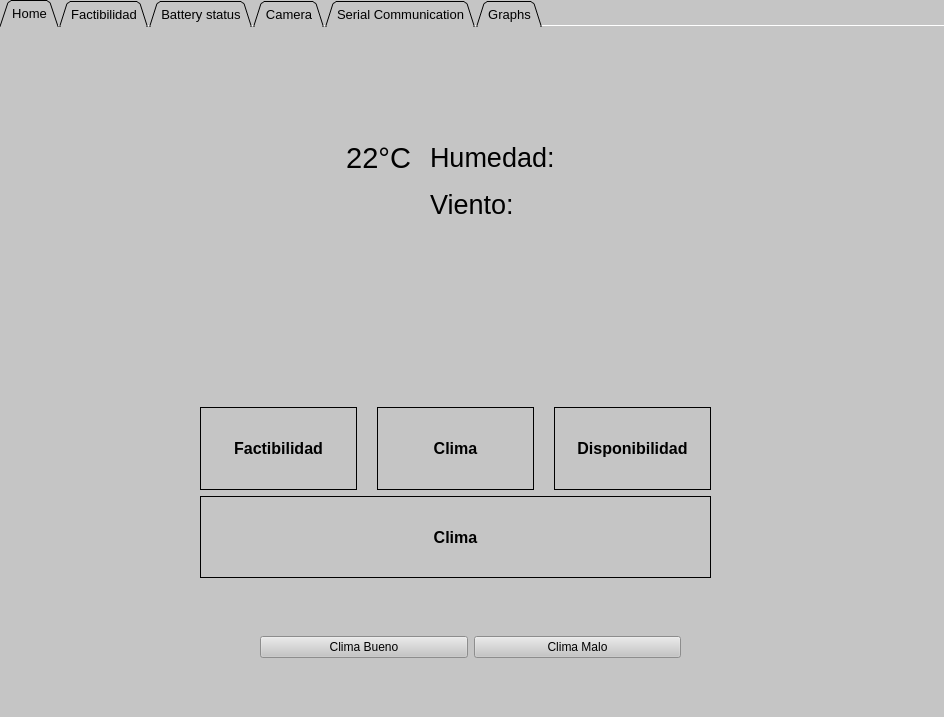
The window that HMI.ui (Dartherick/Proyecto2_Angelica) describes before a commit, drawn with Qt 5.
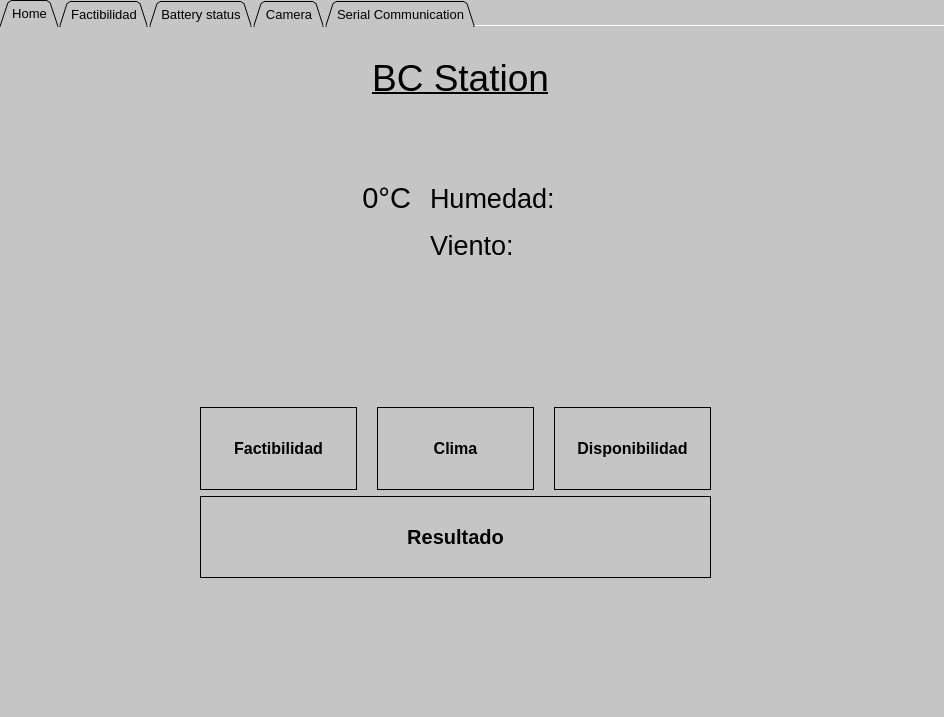
The same window after the commit. Icons and pictures are not drawn.

Patch:
```diff
--- a/HMI.ui
+++ b/HMI.ui
@@ -61,9 +61,9 @@
       <property name="geometry">
        <rect>
         <x>430</x>
-        <y>110</y>
-        <width>231</width>
-        <height>88</height>
+        <y>150</y>
+        <width>371</width>
+        <height>89</height>
        </rect>
       </property>
       <layout class="QVBoxLayout" name="verticalLayout_3">
@@ -174,7 +174,7 @@
         <widget class="QLabel" name="ResultadoLabel_Status">
          <property name="font">
           <font>
-           <pointsize>12</pointsize>
+           <pointsize>15</pointsize>
            <weight>75</weight>
            <bold>true</bold>
           </font>
@@ -183,7 +183,7 @@
           <enum>QFrame::Box</enum>
          </property>
          <property name="text">
-          <string>Clima</string>
+          <string>Resultado</string>
          </property>
          <property name="alignment">
           <set>Qt::AlignCenter</set>
@@ -192,48 +192,12 @@
        </item>
       </layout>
      </widget>
-     <widget class="QWidget" name="horizontalLayoutWidget_7">
-      <property name="geometry">
-       <rect>
-        <x>260</x>
-        <y>590</y>
-        <width>421</width>
-        <height>61</height>
-       </rect>
-      </property>
-      <layout class="QHBoxLayout" name="horizontalLayout_7">
-       <item>
-        <widget class="QPushButton" name="ClearButton_2">
-         <property name="font">
-          <font>
-           <pointsize>9</pointsize>
-          </font>
-         </property>
-         <property name="text">
-          <string>Clima Bueno</string>
-         </property>
-        </widget>
-       </item>
-       <item>
-        <widget class="QPushButton" name="ClearButton_3">
-         <property name="font">
-          <font>
-           <pointsize>9</pointsize>
-          </font>
-         </property>
-         <property name="text">
-          <string>Clima Malo</string>
-         </property>
-        </widget>
-       </item>
-      </layout>
-     </widget>
      <widget class="QLabel" name="Temperature_Label">
       <property name="geometry">
        <rect>
-        <x>310</x>
-        <y>100</y>
-        <width>101</width>
+        <x>260</x>
+        <y>140</y>
+        <width>151</width>
         <height>61</height>
        </rect>
       </property>
@@ -243,7 +207,7 @@
        </font>
       </property>
       <property name="text">
-       <string>22°C</string>
+       <string>0°C</string>
       </property>
       <property name="alignment">
        <set>Qt::AlignRight|Qt::AlignTrailing|Qt::AlignVCenter</set>
@@ -252,8 +216,8 @@
      <widget class="QLabel" name="Weather_Icon">
       <property name="geometry">
        <rect>
-        <x>180</x>
-        <y>100</y>
+        <x>90</x>
+        <y>150</y>
         <width>121</width>
         <height>121</height>
        </rect>
@@ -262,6 +226,28 @@
        <string/>
       </property>
      </widget>
+     <widget class="QLabel" name="label_16">
+      <property name="geometry">
+       <rect>
+        <x>320</x>
+        <y>30</y>
+        <width>281</width>
+        <height>41</height>
+       </rect>
+      </property>
+      <property name="font">
+       <font>
+        <pointsize>28</pointsize>
+        <underline>true</underline>
+       </font>
+      </property>
+      <property name="text">
+       <string>BC Station</string>
+      </property>
+      <property name="alignment">
+       <set>Qt::AlignCenter</set>
+      </property>
+     </widget>
     </widget>
     <widget class="QWidget" name="Factibilidad_Tab">
      <attribute name="title">
@@ -1116,11 +1102,6 @@
       </layout>
      </widget>
     </widget>
-    <widget class="QWidget" name="Graphs_Tab">
-     <attribute name="title">
-      <string>Graphs</string>
-     </attribute>
-    </widget>
    </widget>
   </widget>
  </widget>
```
Left out of the diff: 65 changed lines with no effect on the pictures.
